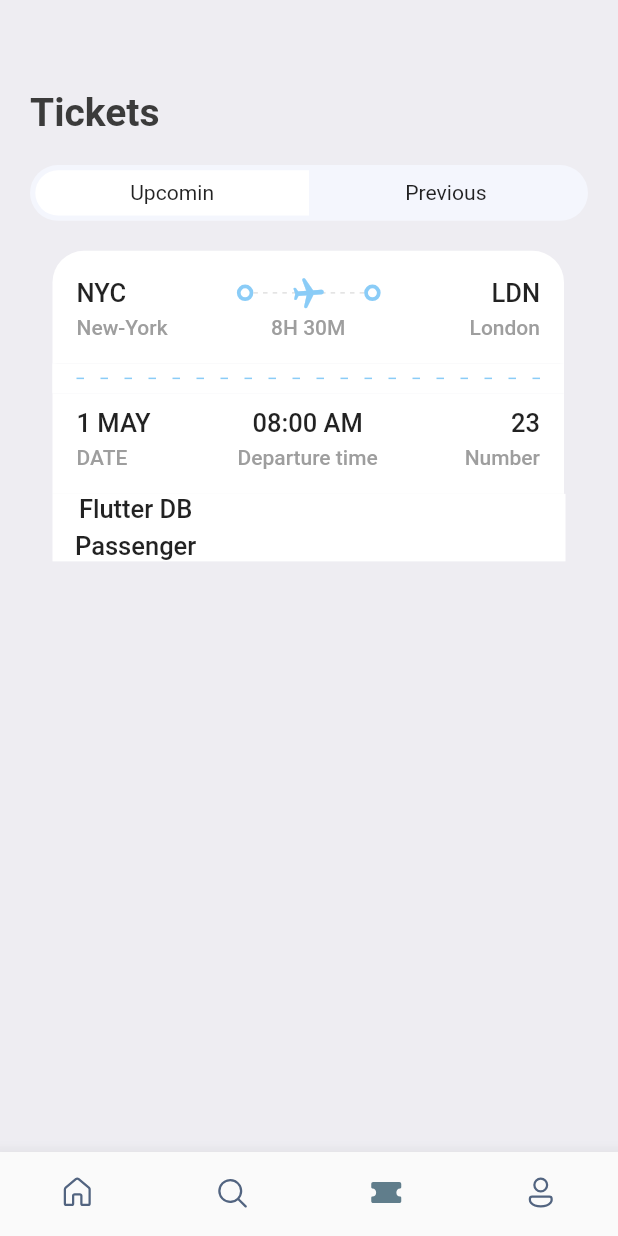
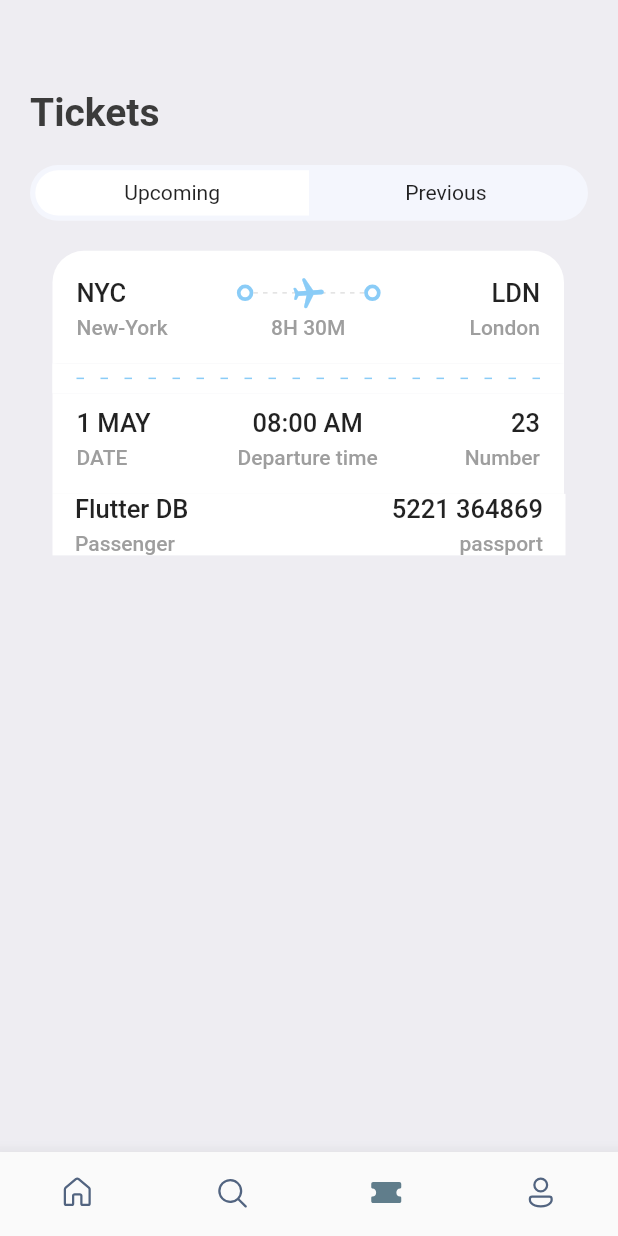
Before and after one commit to yamess/BookTicketFlutter, a Flutter app: the screen it shows after launch, on a phone screen of 412 x 824 dp. Run offline on Flutter 3.47's test engine with Material 2 defaults, Android fonts, the phone set to English and light mode, and no system bars; our stand-ins replace fluentui_icons, gap, get.

Commit message:
adding column layout

```diff
--- a/lib/screens/ticket_screen.dart
+++ b/lib/screens/ticket_screen.dart
@@ -15,7 +15,7 @@ class TicketScreen extends StatelessWidget {
   Widget build(BuildContext context) {
     final size = AppLayout.getSize(context);
     return Scaffold(
-       backgroundColor: Styles.bgColor,
+      backgroundColor: Styles.bgColor,
       body: Stack(
         children: [
           ListView(
@@ -26,21 +26,37 @@ class TicketScreen extends StatelessWidget {
               Gap(AppLayout.getHeight(40)),
               Text("Tickets", style: Styles.headLineStyle),
               Gap(AppLayout.getHeight(20)),
-              const AppTicketTabs(firstTab: "Upcomin", secondTab: "Previous"),
+              const AppTicketTabs(firstTab: "Upcoming", secondTab: "Previous"),
               Gap(AppLayout.getHeight(20)),
               Container(
                 padding: EdgeInsets.only(left: AppLayout.getHeight(15)),
-                child: TicketView(ticket: ticketList[0], isColor: true,),
+                child: TicketView(
+                  ticket: ticketList[0],
+                  isColor: true,
+                ),
               ),
               Container(
-                padding: EdgeInsets.symmetric(horizontal: AppLayout.getHeight(15)),
-                margin: EdgeInsets.symmetric(horizontal: AppLayout.getHeight(15)),
+                padding:
+                    EdgeInsets.symmetric(horizontal: AppLayout.getHeight(15)),
+                margin:
+                    EdgeInsets.symmetric(horizontal: AppLayout.getHeight(15)),
                 color: Colors.white,
                 child: Column(
                   children: [
                     Row(
+                      mainAxisAlignment: MainAxisAlignment.spaceBetween,
                       children: const [
-                        AppColumnLayout()
+                        AppColumnLayout(
+                          firstText: "Flutter DB",
+                          secondText: "Passenger",
+                          crossAlignment: CrossAxisAlignment.start,
+                        ),
+
+                        AppColumnLayout(
+                          firstText: "5221 364869",
+                          secondText: "passport",
+                          crossAlignment: CrossAxisAlignment.end,
+                        )
                       ],
                     )
                   ],
--- a/lib/widgets/column_layout.dart
+++ b/lib/widgets/column_layout.dart
@@ -5,15 +5,31 @@ import '../utils/app_layout.dart';
 import '../utils/app_styles.dart';
 
 class AppColumnLayout extends StatelessWidget {
-  const AppColumnLayout({Key? key}) : super(key: key);
+  final String firstText;
+  final String secondText;
+  final CrossAxisAlignment crossAlignment;
+
+  const AppColumnLayout({
+    Key? key,
+    required this.firstText,
+    required this.secondText,
+    required this.crossAlignment,
+  }) : super(key: key);
 
   @override
   Widget build(BuildContext context) {
     return Column(
+      crossAxisAlignment: crossAlignment,
       children: [
-        Text("Flutter DB", style: Styles.headLineStyle3,),
+        Text(
+          firstText,
+          style: Styles.headLineStyle3,
+        ),
         Gap(AppLayout.getHeight(5)),
-        Text("Passenger", style: Styles.headLineStyle3,),
+        Text(
+          secondText,
+          style: Styles.headLineStyle4,
+        ),
       ],
     );
   }
```
